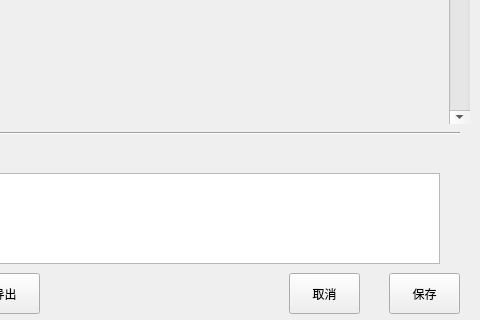
First picture: the form in newcheck.ui, repository drink2017/check, before the edit; both pictures show x 151 to 631 and y 437 to 757 of the 631 by 757 pixel window.
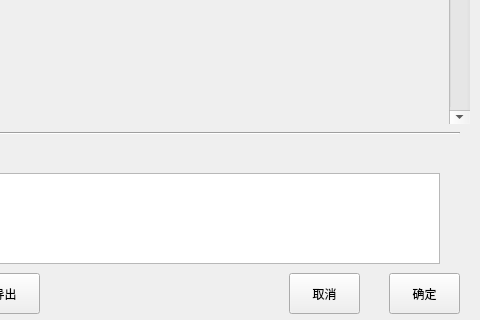
Second picture: the form after the edit. Custom widgets are drawn as their Qt base class.

Commit message: 修改了选择区域边缘颜色、大小

What changed in the file:
```diff
--- a/newcheck.ui
+++ b/newcheck.ui
@@ -178,7 +178,7 @@
     </rect>
    </property>
    <property name="text">
-    <string>保存</string>
+    <string>确定</string>
    </property>
   </widget>
   <widget class="QPushButton" name="pushButton_deleteAll">
```
The commit also changes 1 other file.
